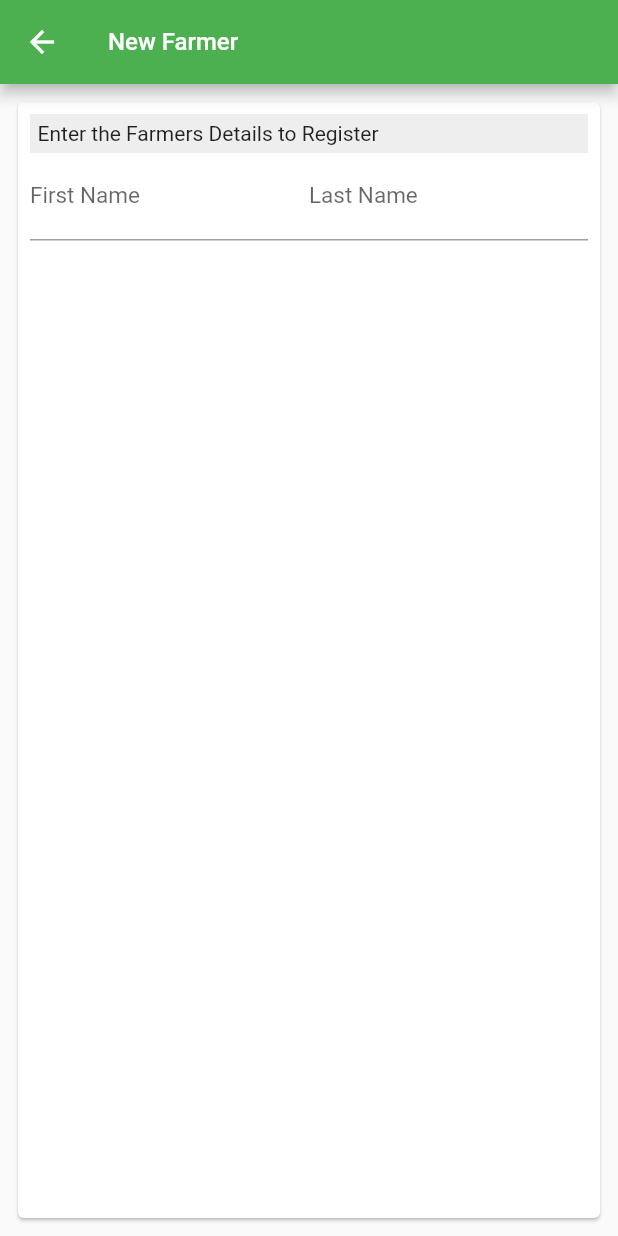
After one commit to kvnochieng52/fspn_app, a Flutter app: the NewFarmerPage screen opened by its route, on a phone screen of 412 x 824 dp. The commit adds this screen. Run offline on Flutter 3.47's test engine with Material 2 defaults, Android fonts, the light colour scheme and no system bars; our stand-ins replace curved_navigation_bar, shared_preferences; accounts and stored records are empty; project files that could hold a hidden picture were left out.

Commit message:
Farmers form started

```diff
--- a/lib/route_generator.dart
+++ b/lib/route_generator.dart
@@ -1,6 +1,7 @@
 import 'package:flutter/material.dart';
 import 'package:fspn/ui/farm_inputs/farmInputsIndexPage.dart';
 import 'package:fspn/ui/farmers/farmersIndexPage.dart';
+import 'package:fspn/ui/farmers/newFarmerPage.dart';
 import 'package:fspn/ui/groups/groupsIndexPage.dart';
 import 'package:fspn/ui/login.dart';
 import 'package:fspn/ui/dashboard/dashboardPage.dart';
@@ -22,9 +23,15 @@ class RouteGenerator {
       case '/farmers':
         return MaterialPageRoute(builder: (_) => FarmersIndexPage());
         break;
+
+      case '/new_farmer':
+        return MaterialPageRoute(builder: (_) => NewFarmerPage());
+        break;
+
       case '/groups':
         return MaterialPageRoute(builder: (_) => GroupsIndexPage());
         break;
+
       case '/organizations':
         return MaterialPageRoute(builder: (_) => OrganizationsIndexPage());
         break;
@@ -32,6 +39,7 @@ class RouteGenerator {
       case '/farm_inputs':
         return MaterialPageRoute(builder: (_) => FarmInputsIndexPage());
         break;
+
       case '/profile':
         return MaterialPageRoute(builder: (_) => ProfilePage());
         break;
--- a/lib/ui/dashboard/dashboardPage.dart
+++ b/lib/ui/dashboard/dashboardPage.dart
@@ -111,10 +111,10 @@ class _DashboardState extends State<DashboardPage> {
                 Padding(
                   padding: EdgeInsets.only(top: 8.0),
                   child: Text(
-                    options[index][0],
+                    options[index][0].toUpperCase(),
                     style: TextStyle(
                         fontSize: 10,
-                        fontFamily: "Montserrat",
+                        fontFamily: 'Montserrat',
                         height: 1.2,
                         fontWeight: FontWeight.w600),
                     textAlign: TextAlign.center,
--- a/lib/ui/farmers/farmersIndexPage.dart
+++ b/lib/ui/farmers/farmersIndexPage.dart
@@ -19,7 +19,7 @@ class _FarmersIndexState extends State<FarmersIndexPage> {
       body: Text("Farmers"),
       floatingActionButton: FloatingActionButton(
         child: Icon(Icons.add),
-        onPressed: () => print('hello'),
+        onPressed: () => Navigator.of(context).pushNamed('/new_farmer'),
       ),
 
       // floatingActionButton: FloatingActionButton.extended(
--- /dev/null
+++ b/lib/ui/farmers/newFarmerPage.dart
@@ -0,0 +1,84 @@
+import 'package:flutter/material.dart';
+
+class NewFarmerPage extends StatefulWidget {
+  @override
+  State<StatefulWidget> createState() {
+    return _NewFarmerState();
+  }
+}
+
+class _NewFarmerState extends State<NewFarmerPage> {
+  final _formKey = GlobalKey<FormState>();
+
+  @override
+  Widget build(BuildContext context) {
+    final mediaQuery = MediaQuery.of(context);
+    return Scaffold(
+      appBar: AppBar(
+        title: Text(
+          'New Farmer',
+          style: TextStyle(
+            fontSize: 16.0,
+          ),
+        ),
+      ),
+      body: Padding(
+        padding: const EdgeInsets.all(8.0),
+        child: Card(
+          child: Padding(
+            padding: const EdgeInsets.all(8.0),
+            child: Form(
+              key: _formKey,
+              child: Column(
+                children: <Widget>[
+                  Container(
+                    width: mediaQuery.size.width,
+                    color: Colors.grey.shade200,
+                    child: Padding(
+                      padding: const EdgeInsets.all(5.0),
+                      child: Text("Enter the Farmers Details to Register"),
+                    ),
+                  ),
+                  Row(
+                    children: <Widget>[
+                      Flexible(
+                        child: TextField(
+                          decoration: InputDecoration(
+                            labelText: 'First Name',
+                            labelStyle: TextStyle(fontSize: 15),
+                          ),
+                        ),
+                      ),
+                      Flexible(
+                        child: TextField(
+                          decoration: InputDecoration(
+                            labelText: 'Last Name',
+                            labelStyle: TextStyle(fontSize: 15),
+                          ),
+                        ),
+                      ),
+                    ],
+                  ),
+                  // Text(
+                  //   "Enter the Farmers Details",
+                  //   style: TextStyle(fontSize: 16.0),
+                  // ),
+                  // Row(
+                  //   children: <Widget>[
+                  //     TextFormField(
+                  //       decoration: InputDecoration(
+                  //         labelText: 'First Name',
+                  //         labelStyle: TextStyle(fontSize: 15),
+                  //       ),
+                  //     ),
+                  //   ],
+                  // ),
+                ],
+              ),
+            ),
+          ),
+        ),
+      ),
+    );
+  }
+}
--- a/lib/widgets/header.dart
+++ b/lib/widgets/header.dart
@@ -43,13 +43,27 @@ AppBar header(context, {String titleText}) {
       ],
     ),
     elevation: 0.0,
-    actions: <Widget>[
-      IconButton(
+    actions: <Widget>[rightButtons(titleText)],
+  );
+}
+
+Widget rightButtons(titleText) {
+  switch (titleText) {
+    case 'Farmers':
+      return IconButton(
+        icon: Icon(Icons.search),
+        iconSize: 30.0,
+        color: Colors.white,
+        onPressed: () {},
+      );
+      break;
+
+    default:
+      return IconButton(
         icon: Icon(Icons.more_vert),
         iconSize: 30.0,
         color: Colors.white,
         onPressed: () {},
-      ),
-    ],
-  );
+      );
+  }
 }
```
Also changed, not shown: pubspec.yaml (+20 -10 lines), fonts/sf-ui-display-black.otf (added), fonts/sf-ui-display-light.otf (added), fonts/sf-ui-display-medium.otf (added).
